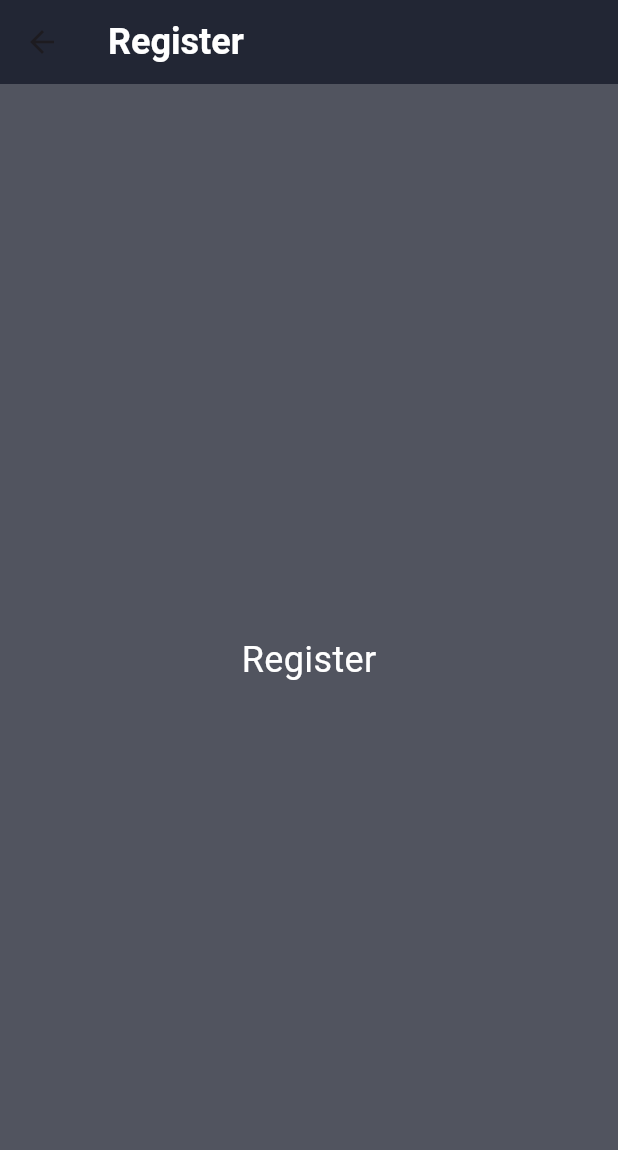
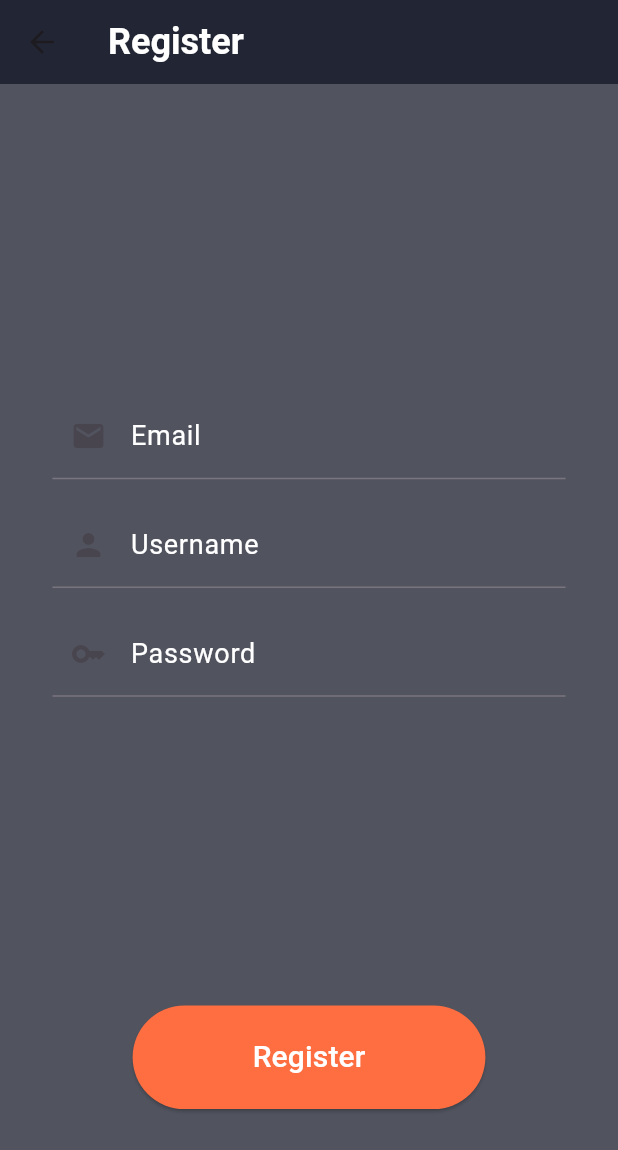
Before and after one commit to Pososew/hardline, a Flutter app: the RegisterScreen screen opened by its route, on a phone screen of 412 x 824 dp. Shown: the top 1150 px of the screen. Run offline on Flutter 3.47's test engine with Material 3 defaults, Android fonts, the phone set to English and light mode, and no system bars.

Commit message:
йоу
Страница регестрации - сделано
добавил иконки
Пофиксил выход на главную страницу со страницы логина

```diff
--- a/lib/feature/login_page/view/login_screen_page.dart
+++ b/lib/feature/login_page/view/login_screen_page.dart
@@ -1,5 +1,6 @@
 import 'package:flutter/material.dart';
 import 'package:hardline/design/dimensions.dart';
+import 'package:hardline/first_page/first_page_screen.dart';
 
 class LoginScreen extends StatefulWidget {
   const LoginScreen({super.key});
@@ -12,7 +13,19 @@ class _LoginScreenState extends State<LoginScreen> {
   @override
   Widget build(BuildContext context) {
     return Scaffold(
-      appBar: AppBar(),
+      appBar: AppBar(
+        title: const Text('Login'),
+        leading: IconButton(
+          icon: const Icon(Icons.arrow_back),
+          onPressed:(){
+            Navigator.pushReplacement(
+              context,
+              MaterialPageRoute(builder: (context) => const FirstScreen(title: 'Linemind',)),
+            );
+          }
+
+        ),
+      ),
       body: Padding(
         padding: const EdgeInsets.symmetric(horizontal: 35),
         child: Column(
@@ -25,6 +38,7 @@ class _LoginScreenState extends State<LoginScreen> {
                   TextField(
                     decoration: InputDecoration(
                       labelText: 'Username',
+                      prefixIcon: const Icon(Icons.person),
                       labelStyle: TextStyle(
                         fontSize: fontsize18,
                         color: Colors.white,
@@ -37,6 +51,7 @@ class _LoginScreenState extends State<LoginScreen> {
                   TextField(
                     decoration: InputDecoration(
                       labelText: 'Password',
+                      prefixIcon: const Icon(Icons.key),
                       labelStyle: TextStyle(
                         fontSize: fontsize18,
                         color: Colors.white,
--- a/lib/feature/register_page/view/register_screen_page.dart
+++ b/lib/feature/register_page/view/register_screen_page.dart
@@ -1,8 +1,15 @@
 import 'package:flutter/material.dart';
 import 'package:hardline/design/dimensions.dart';
 
-class RegisterScreen extends StatelessWidget {
+class RegisterScreen extends StatefulWidget {
   const RegisterScreen({super.key});
+
+  @override
+  State<RegisterScreen> createState() => _RegisterScreen();
+}
+
+class _RegisterScreen extends State<RegisterScreen>{
+  get obscureText => null;
 
   @override
   Widget build(BuildContext context) {
@@ -10,10 +17,79 @@ class RegisterScreen extends StatelessWidget {
       appBar: AppBar(
         title: const Text('Register'),
       ),
-      body: Center(
-        child: Text(
-          'Register',
-          style: TextStyle(fontSize: fontsize24, color: Colors.white),
+      body: Padding(
+        padding: const EdgeInsets.symmetric(horizontal: 35),
+        child: Column(
+          children: [
+            Expanded(
+              flex: 4,
+              child: Column(
+                mainAxisAlignment: MainAxisAlignment.center,
+                children: <Widget>[
+                  TextField(
+                    decoration: InputDecoration(
+                      labelText: 'Email',
+                      prefixIcon: const Icon(Icons.email),
+                      labelStyle: TextStyle(
+                        fontSize: fontsize18,
+                        color: Colors.white,
+                      ),
+                    ),
+                  ),
+                  SizedBox(height: height15,
+                  ),
+                  TextField(
+                    decoration: InputDecoration(
+                      labelText: 'Username',
+                      prefixIcon: const Icon(Icons.person),
+                      labelStyle: TextStyle(
+                        fontSize: fontsize18,
+                        color: Colors.white,
+                      ),
+                    ),
+                  ),
+                  SizedBox(
+                    height: height15,
+                  ),
+                  TextField(
+                    decoration: InputDecoration(
+                      labelText: 'Password',
+                      prefixIcon: const Icon(Icons.key),
+                      labelStyle: TextStyle(
+                        fontSize: fontsize18,
+                        color: Colors.white,
+                      ),
+                    ),
+                  ),
+                ],
+              ),
+            ),
+            Expanded(
+              flex: 1,
+              child: Row(
+                mainAxisAlignment: MainAxisAlignment.center,
+                crossAxisAlignment: CrossAxisAlignment.start,
+                children: <Widget>[
+                  ElevatedButton(
+                    onPressed: () {},
+                    style: ElevatedButton.styleFrom(
+                      padding: const EdgeInsets.symmetric(
+                          horizontal: 80, vertical: 20),
+                      foregroundColor: Colors.white,
+                      backgroundColor: Colors.deepOrangeAccent,
+                    ),
+                    child: Text(
+                      'Register',
+                      style: TextStyle(
+                        fontSize: fontsize20,
+                        color: Colors.white,
+                      ),
+                    ),
+                  ),
+                ],
+              ),
+            ),
+          ],
         ),
       ),
     );
--- a/lib/routers/router.dart
+++ b/lib/routers/router.dart
@@ -4,7 +4,7 @@ import 'package:hardline/first_page/first_page_screen.dart';
 
 final routes = {
   '/': (context) => const FirstScreen(
-        title: 'First Screen App',
+        title: 'Linemind',
       ),
   '/register-screen': (context) => const RegisterScreen(),
   '/login-screen': (context) => const LoginScreen(),
```
